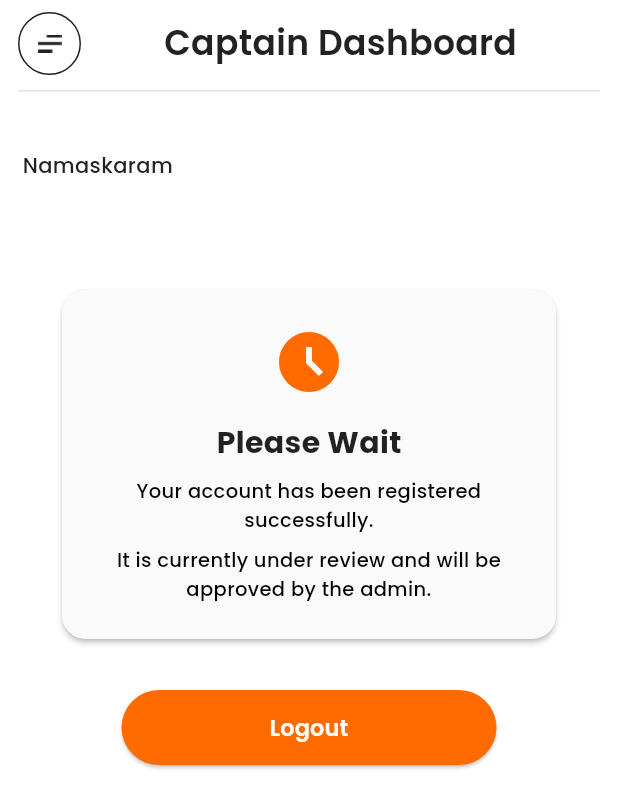
After one commit to udaytejach/rydyn_driver, a Flutter app: the NewDriverDashbaord screen opened directly, on a phone screen of 412 x 824 dp. The commit adds this screen. Shown: the top 808 px of the screen. Run offline on Flutter 3.47's test engine with Material 3 defaults, Android fonts, the phone set to English and light mode, and no system bars; our stand-ins replace animated_flip_counter, animated_text_kit, bot_toast, carousel_slider, cloud_firestore, country_picker and 14 more; missing offline and left inert: libphonenumber_plugin, razorpay_flutter; accounts and stored records are empty.

Commit message:
minor issues fixed

```diff
--- /dev/null
+++ b/lib/Driver/BottomnavigationBar/new_driver_dashbaord.dart
@@ -0,0 +1,199 @@
+import 'package:flutter/material.dart';
+import 'package:rydyn/Driver/Login/loginScreen.dart';
+import 'package:rydyn/Driver/SharedPreferences/shared_preferences.dart';
+import 'package:rydyn/Driver/Widgets/colors.dart';
+import 'package:rydyn/Driver/Widgets/customText.dart';
+
+class NewDriverDashbaord extends StatefulWidget {
+  const NewDriverDashbaord({super.key});
+
+  @override
+  State<NewDriverDashbaord> createState() => _NewDriverDashbaordState();
+}
+
+class _NewDriverDashbaordState extends State<NewDriverDashbaord> {
+  @override
+  Widget build(BuildContext context) {
+    return SafeArea(
+      child: Scaffold(
+        appBar: PreferredSize(
+          preferredSize: const Size.fromHeight(100),
+          child: Container(
+            padding: const EdgeInsets.symmetric(horizontal: 12, vertical: 8),
+            color: kwhiteColor,
+            child: Column(
+              crossAxisAlignment: CrossAxisAlignment.start,
+              children: [
+                Row(
+                  children: [
+                    Builder(
+                      builder: (context) => GestureDetector(
+                        onTap: () {
+                          Scaffold.of(context).openDrawer();
+                        },
+                        child: Container(
+                          padding: const EdgeInsets.all(10),
+                          decoration: BoxDecoration(
+                            shape: BoxShape.circle,
+                            border: Border.all(color: KblackColor, width: 1),
+                          ),
+                          child: Image.asset(
+                            "images/Menu_D.png",
+                            color: KblackColor,
+                            width: 20,
+                            height: 20,
+                          ),
+                        ),
+                      ),
+                    ),
+
+                    const Spacer(),
+
+                    const CustomText(
+                      text: "Captain Dashboard",
+                      fontSize: 23,
+                      fontWeight: FontWeight.w600,
+                      textcolor: KblackColor,
+                    ),
+
+                    const Spacer(),
+                  ],
+                ),
+                const SizedBox(height: 10),
+
+                Stack(
+                  clipBehavior: Clip.none,
+                  alignment: Alignment.centerLeft,
+                  children: [
+                    Divider(
+                      color: Colors.grey.shade300,
+                      thickness: 1,
+                      height: 1,
+                    ),
+                  ],
+                ),
+              ],
+            ),
+          ),
+        ),
+        backgroundColor: kwhiteColor,
+        body: Container(
+          margin: EdgeInsets.only(left: 15, right: 15),
+          child: Column(
+            crossAxisAlignment: CrossAxisAlignment.start,
+            children: [
+              CustomText(
+                text: "Namaskaram",
+                textcolor: KblackColor,
+                fontSize: 14,
+                fontWeight: FontWeight.w500,
+              ),
+              CustomText(
+                text:
+                    "${SharedPrefServices.getFirstName() ?? ''} ${SharedPrefServices.getLastName() ?? ''}",
+                textcolor: KblackColor,
+                fontSize: 20,
+                fontWeight: FontWeight.w600,
+              ),
+              SizedBox(height: 10),
+
+              // Center(
+              //   child: CustomText(
+              //     text: "Your account registered successfully",
+              //     textcolor: Colors.green,
+              //     fontSize: 15,
+              //     fontWeight: FontWeight.w500,
+              //   ),
+              // ),
+              SizedBox(height: 30),
+              Center(
+                child: Card(
+                  elevation: 1.5,
+                  color: Colors.grey.shade50,
+                  shape: RoundedRectangleBorder(
+                    borderRadius: BorderRadius.circular(16),
+                  ),
+                  child: Container(
+                    width: MediaQuery.of(context).size.width * 0.8,
+                    padding: const EdgeInsets.symmetric(
+                      vertical: 24,
+                      horizontal: 16,
+                    ),
+                    child: Column(
+                      mainAxisSize: MainAxisSize.min,
+                      children: [
+                        Icon(
+                          Icons.access_time_filled,
+                          size: 48,
+                          color: korangeColor,
+                        ),
+                        const SizedBox(height: 16),
+                        Text(
+                          "Please Wait",
+                          style: TextStyle(
+                            fontSize: 20,
+                            color: Colors.black87,
+                            fontWeight: FontWeight.bold,
+                          ),
+                        ),
+                        const SizedBox(height: 8),
+                        Text(
+                          "Your account has been registered successfully.",
+                          textAlign: TextAlign.center,
+                          style: TextStyle(
+                            fontSize: 13,
+                            color: Colors.black,
+                            fontWeight: FontWeight.w500,
+                          ),
+                        ),
+                        const SizedBox(height: 8),
+                        Text(
+                          "It is currently under review and will be approved by the admin.",
+                          textAlign: TextAlign.center,
+                          style: TextStyle(
+                            fontSize: 13,
+                            color: Colors.black,
+                            fontWeight: FontWeight.w500,
+                          ),
+                        ),
+                      ],
+                    ),
+                  ),
+                ),
+              ),
+              SizedBox(height: 30),
+              Center(
+                child: SizedBox(
+                  height: 50,
+                  width: 250,
+                  child: ElevatedButton(
+                    style: ElevatedButton.styleFrom(
+                      backgroundColor: korangeColor,
+                    ),
+                    onPressed: () {
+                      SharedPrefServices.clearUserFromSharedPrefs();
+
+                      Navigator.push(
+                        context,
+                        MaterialPageRoute(builder: (context) => LoginScreen()),
+                      );
+                    },
+                    child: Text(
+                      'Logout',
+                      style: TextStyle(
+                        fontSize: 15,
+                        color: Colors.white,
+                        fontWeight: FontWeight.w600,
+                      ),
+                    ),
+                  ),
+                ),
+              ),
+              SizedBox(height: 10),
+            ],
+          ),
+        ),
+      ),
+    );
+  }
+}
```
Also changed, not shown: lib/Driver/BottomnavigationBar/D_Bookings.dart (+139 -32 lines), lib/Driver/BottomnavigationBar/booking_details.dart (+48 -48 lines), lib/Driver/DriverLogin/registrationotpscreen.dart (+47 -4 lines), lib/Driver/Login/otp_login.dart (+57 -47 lines).
